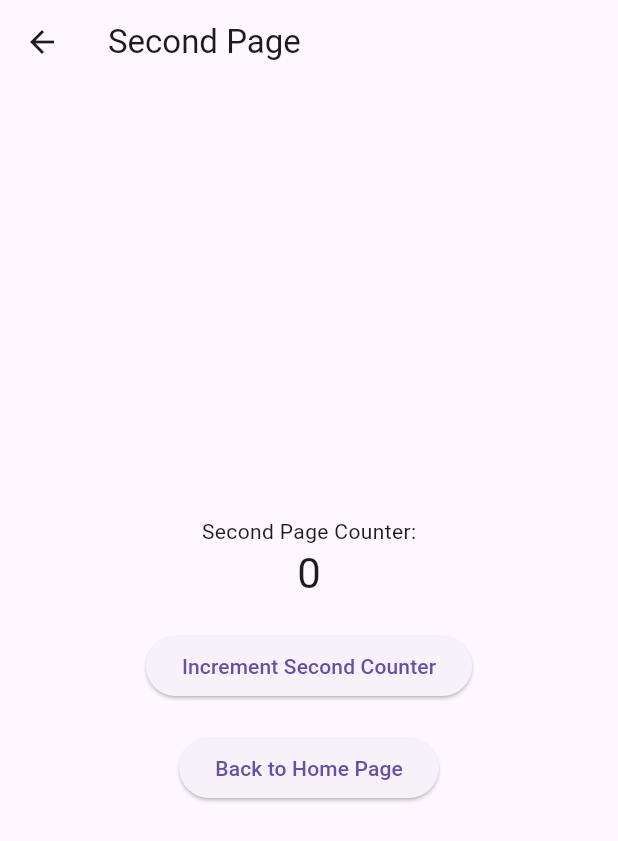
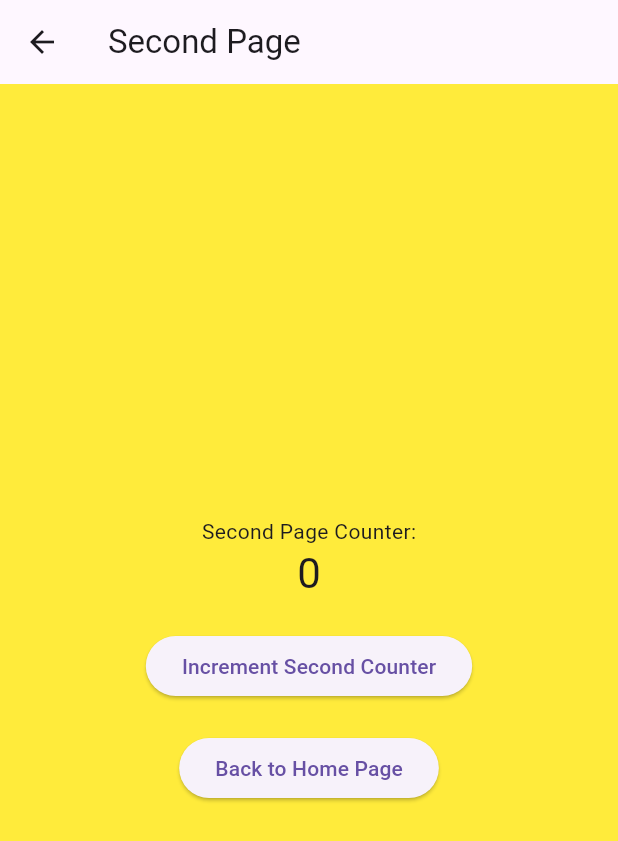
Before and after one commit to sajangurung8/MobileAppProject, a Flutter app: the screen it shows after launch, after a tap on "Go to Second Page", on a phone screen of 412 x 824 dp. Shown: the top 841 px of the screen. Run offline on Flutter 3.47's test engine with Material 3 defaults, Android fonts, the phone set to English and light mode, and no system bars.

Commit message:
changes color of the two screens

```diff
--- a/basic_navigation/lib/main.dart
+++ b/basic_navigation/lib/main.dart
@@ -12,7 +12,7 @@ class MyApp extends StatelessWidget {
     return MaterialApp(
       title: 'Flutter Stateful Navigation',
       theme: ThemeData(
-        primarySwatch: Colors.red,
+        primarySwatch: Colors.green,
       ),
       home: const HomePage(),
     );
@@ -38,6 +38,7 @@ class _HomePageState extends State<HomePage> {
   @override
   Widget build(BuildContext context) {
     return Scaffold(
+      backgroundColor: Colors.white,
       appBar: AppBar(
         title: const Text('Home Page'),
       ),
@@ -89,6 +90,7 @@ class _SecondPageState extends State<SecondPage> {
   @override
   Widget build(BuildContext context) {
     return Scaffold(
+      backgroundColor: Colors.yellow,
       appBar: AppBar(
         title: const Text('Second Page'),
       ),
```
